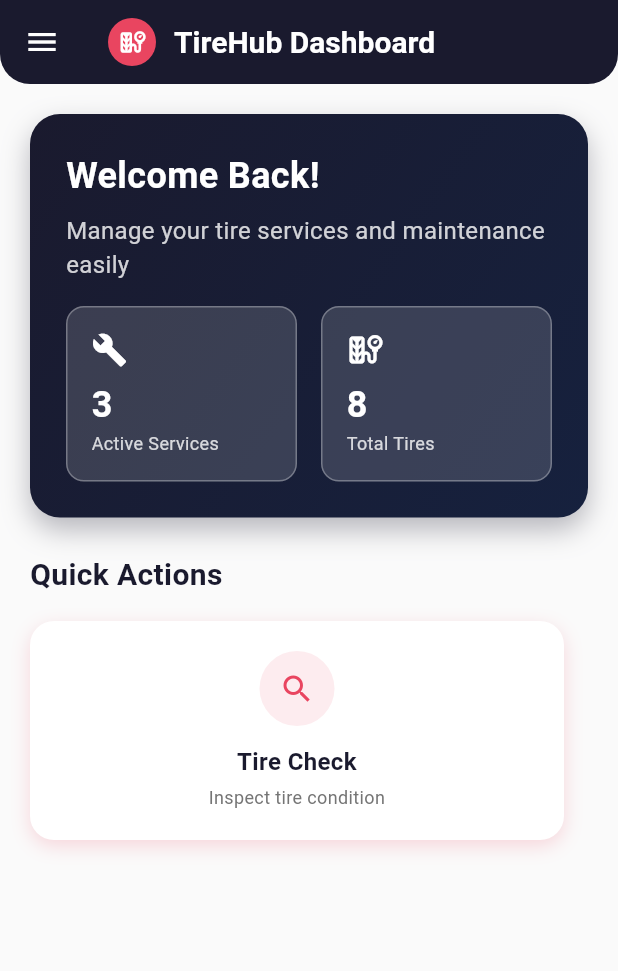
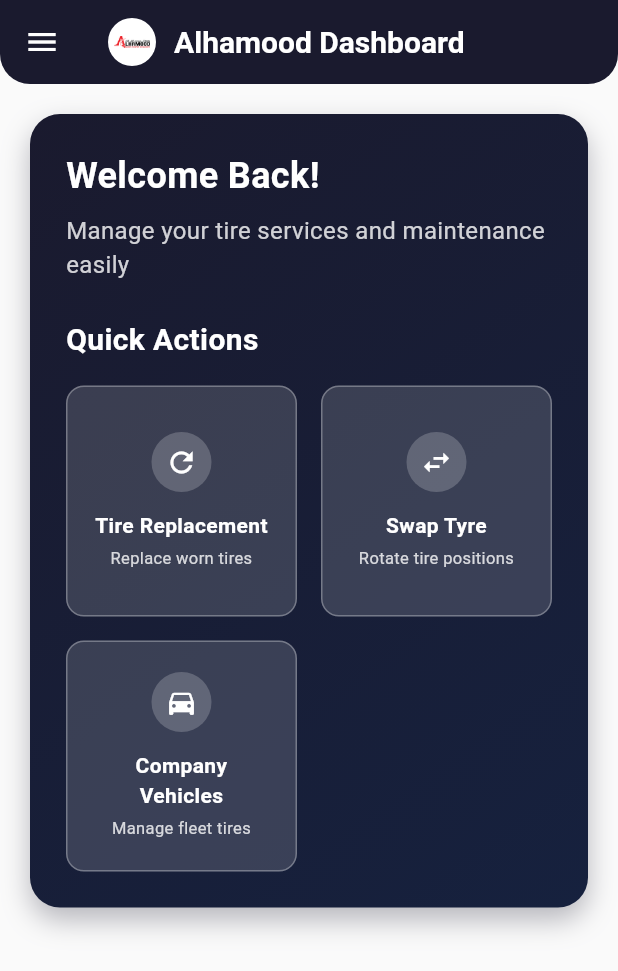
Before and after one commit to flutterdevalhamood/Al_Hamood, a Flutter app: the DashboardScreen screen opened by its route, on a phone screen of 412 x 824 dp. Shown: the top 971 px of the screen. Run offline on Flutter 3.47's test engine with Material 3 defaults, Android fonts, the phone set to English and light mode, and no system bars; our stand-ins replace cached_network_image, dio, flutter_bloc, flutter_image_compress, form_field_validator, freezed_annotation and 3 more; accounts and stored records are empty; generated files the repository leaves out were written again.

Commit message:
Fix : expiry alignment fix,drawer and dashboard changes

```diff
--- a/lib/src/screens/company_vehicle_screen.dart
+++ b/lib/src/screens/company_vehicle_screen.dart
@@ -644,7 +644,10 @@ class _CompanyVehicleScreenState extends State<CompanyVehicleScreen> {
                   ),
                 ),
                 const SizedBox(height: 4),
-                Row(
+                Wrap(
+                  spacing: 8,
+                  runSpacing: 4,
+                  crossAxisAlignment: WrapCrossAlignment.center,
                   children: [
                     Text(
                       formatDate(expiryDate),
@@ -657,7 +660,6 @@ class _CompanyVehicleScreenState extends State<CompanyVehicleScreen> {
                                 : Colors.green[700],
                       ),
                     ),
-                    const SizedBox(width: 8),
                     if (daysLeft.isNotEmpty)
                       Container(
                         padding: const EdgeInsets.symmetric(
@@ -821,7 +823,10 @@ class _CompanyVehicleScreenState extends State<CompanyVehicleScreen> {
                 ),
               ),
               const SizedBox(height: 2),
-              Row(
+              Wrap(
+                spacing: 8,
+                runSpacing: 4,
+                crossAxisAlignment: WrapCrossAlignment.center,
                 children: [
                   Text(
                     formatDate(date),
@@ -831,7 +836,6 @@ class _CompanyVehicleScreenState extends State<CompanyVehicleScreen> {
                       color: color[700],
                     ),
                   ),
-                  const SizedBox(width: 8),
                   if (daysLeft.isNotEmpty)
                     Container(
                       padding: const EdgeInsets.symmetric(
--- a/lib/src/screens/dashboard_screen.dart
+++ b/lib/src/screens/dashboard_screen.dart
@@ -1,4 +1,5 @@
 import 'package:flutter/material.dart';
+import 'package:sample/src/util/app_navigation.dart';
 import 'package:sample/src/util/app_routes.dart';
 import 'package:sample/src/widgets/drawer_widget.dart';
 
@@ -30,7 +31,7 @@ class _DashboardScreenState extends State<DashboardScreen> {
               style: TextStyle(color: darkBlue, fontWeight: FontWeight.bold),
             ),
             content: Text(
-              'Are you sure you want to logout from TireHub?',
+              'Are you sure you want to logout from Alhamood?',
               style: TextStyle(color: darkBlue),
             ),
             actions: [
@@ -75,17 +76,19 @@ class _DashboardScreenState extends State<DashboardScreen> {
                 width: 32,
                 height: 32,
                 decoration: BoxDecoration(
-                  color: primaryColor,
+                  color: Colors.white,
                   shape: BoxShape.circle,
                 ),
-                child: const Icon(
-                  Icons.tire_repair,
-                  size: 18,
-                  color: Colors.white,
+                child: Padding(
+                  padding: const EdgeInsets.all(4.0),
+                  child: Image.asset(
+                    'assets/images/logo.png',
+                    fit: BoxFit.contain,
+                  ),
                 ),
               ),
               const SizedBox(width: 12),
-              const Text('TireHub Dashboard'),
+              const Text('Alhamood Dashboard'),
             ],
           ),
           backgroundColor: darkBlue,
@@ -141,18 +144,6 @@ class _DashboardScreenState extends State<DashboardScreen> {
                         fontSize: 16,
                       ),
                     ),
-                    const SizedBox(height: 16),
-                    Row(
-                      children: [
-                        _buildStatCard('Active Services', '3', Icons.build),
-                        const SizedBox(width: 16),
-                        _buildStatCard('Total Tires', '8', Icons.tire_repair),
-                      ],
-                    ),
-                  ],
-                ),
-              ),
-
                     const SizedBox(height: 24),
 
                     // Quick Actions Section
@@ -161,29 +152,57 @@ class _DashboardScreenState extends State<DashboardScreen> {
                       style: TextStyle(
                         fontSize: 20,
                         fontWeight: FontWeight.bold,
-                  color: darkBlue,
+                        color: Colors.white,
                       ),
                     ),
                     const SizedBox(height: 16),
 
-              Row(
+                    // Quick Actions Grid - 2x2 layout
+                    GridView.count(
+                      crossAxisCount: 2,
+                      shrinkWrap: true,
+                      physics: NeverScrollableScrollPhysics(),
+                      crossAxisSpacing: 16,
+                      mainAxisSpacing: 16,
+                      childAspectRatio: 1.0,
                       children: [
-                  Expanded(
-                    child: _buildActionCard(
-                      'Tire Check',
-                      'Inspect tire condition',
-                      Icons.search,
-                      primaryColor,
+                        _buildQuickActionCard(
+                          'Tire Replacement',
+                          'Replace worn tires',
+                          Icons.refresh,
                           () {
-                        // Navigate to tire check
+                            NavigationService().pushNavigation(
+                              Screenroutes.tyreReplacementListScreen,
+                            );
                           },
                         ),
+                        _buildQuickActionCard(
+                          'Swap Tyre',
+                          'Rotate tire positions',
+                          Icons.swap_horiz,
+                          () {
+                            NavigationService().pushNavigation(
+                              Screenroutes.swapTyreListScreen,
+                            );
+                          },
                         ),
-                  const SizedBox(width: 16),
+                        _buildQuickActionCard(
+                          'Company Vehicles',
+                          'Manage fleet tires',
+                          Icons.directions_car,
+                          () {
+                            NavigationService().pushNavigation(
+                              Screenroutes.companyVehicleScreen,
+                            );
+                          },
+                        ),
                       ],
                     ),
+                  ],
+                ),
+              ),
 
-              const SizedBox(height: 16),
+              const SizedBox(height: 20),
             ],
           ),
         ),
@@ -191,8 +210,14 @@ class _DashboardScreenState extends State<DashboardScreen> {
     );
   }
 
-  Widget _buildStatCard(String title, String value, IconData icon) {
-    return Expanded(
+  Widget _buildQuickActionCard(
+    String title,
+    String subtitle,
+    IconData icon,
+    VoidCallback onTap,
+  ) {
+    return GestureDetector(
+      onTap: onTap,
       child: Container(
         padding: const EdgeInsets.all(16),
         decoration: BoxDecoration(
@@ -201,78 +226,34 @@ class _DashboardScreenState extends State<DashboardScreen> {
           border: Border.all(color: Colors.white.withOpacity(0.3), width: 1),
         ),
         child: Column(
-          crossAxisAlignment: CrossAxisAlignment.start,
-          children: [
-            Icon(icon, color: Colors.white, size: 24),
-            const SizedBox(height: 8),
-            Text(
-              value,
-              style: TextStyle(
-                color: Colors.white,
-                fontSize: 24,
-                fontWeight: FontWeight.bold,
-              ),
-            ),
-            Text(
-              title,
-              style: TextStyle(
-                color: Colors.white.withOpacity(0.8),
-                fontSize: 12,
-              ),
-            ),
-          ],
-        ),
-      ),
-    );
-  }
-
-  Widget _buildActionCard(
-    String title,
-    String subtitle,
-    IconData icon,
-    Color color,
-    VoidCallback onTap,
-  ) {
-    return GestureDetector(
-      onTap: onTap,
-      child: Container(
-        padding: const EdgeInsets.all(20),
-        decoration: BoxDecoration(
-          color: Colors.white,
-          borderRadius: BorderRadius.circular(16),
-          boxShadow: [
-            BoxShadow(
-              color: color.withOpacity(0.2),
-              blurRadius: 10,
-              offset: Offset(0, 4),
-            ),
-          ],
-        ),
-        child: Column(
+          mainAxisAlignment: MainAxisAlignment.center,
           children: [
             Container(
-              width: 50,
-              height: 50,
+              width: 40,
+              height: 40,
               decoration: BoxDecoration(
-                color: color.withOpacity(0.1),
+                color: Colors.white.withOpacity(0.2),
                 shape: BoxShape.circle,
               ),
-              child: Icon(icon, color: color, size: 24),
+              child: Icon(icon, color: Colors.white, size: 22),
             ),
             const SizedBox(height: 12),
             Text(
               title,
               style: TextStyle(
-                fontSize: 16,
+                fontSize: 14,
                 fontWeight: FontWeight.bold,
-                color: darkBlue,
+                color: Colors.white,
               ),
               textAlign: TextAlign.center,
             ),
             const SizedBox(height: 4),
             Text(
               subtitle,
-              style: TextStyle(fontSize: 12, color: Colors.grey[600]),
+              style: TextStyle(
+                fontSize: 11,
+                color: Colors.white.withOpacity(0.8),
+              ),
               textAlign: TextAlign.center,
             ),
           ],
--- a/lib/src/widgets/drawer_widget.dart
+++ b/lib/src/widgets/drawer_widget.dart
@@ -66,7 +66,7 @@ class _DrawerWidgetState extends State<DrawerWidget> {
                 style: TextStyle(color: darkBlue, fontWeight: FontWeight.bold),
               ),
               content: Text(
-                'Are you sure you want to logout from TireHub?',
+                'Are you sure you want to logout from Alhamood?',
                 style: TextStyle(color: darkBlue),
               ),
               actions: [
@@ -146,7 +146,7 @@ class _DrawerWidgetState extends State<DrawerWidget> {
         ),
       );
     } else {
-      // Default tire-themed avatar when no image is available
+      // Default user avatar when no image is available
       return Container(
         width: 60,
         height: 60,
@@ -162,7 +162,7 @@ class _DrawerWidgetState extends State<DrawerWidget> {
             ),
           ],
         ),
-        child: const Icon(Icons.tire_repair, size: 35, color: Colors.white),
+        child: const Icon(Icons.person, size: 35, color: Colors.white),
       );
     }
   }
@@ -191,17 +191,17 @@ class _DrawerWidgetState extends State<DrawerWidget> {
             child: ListView(
               padding: EdgeInsets.zero,
               children: [
-                // Header Section with TireHub branding
+                // Header Section with Alhamood branding
                 Container(
                   padding: const EdgeInsets.fromLTRB(24, 60, 24, 24),
                   child: Column(
                     children: [
-                      // App Logo
+                      // App Logo - Replaced with Alhamood logo
                       Container(
-                        width: 40,
-                        height: 40,
+                        width: 80,
+                        height: 80,
                         decoration: BoxDecoration(
-                          color: primaryColor,
+                          color: Colors.white,
                           shape: BoxShape.circle,
                           boxShadow: [
                             BoxShadow(
@@ -211,15 +211,17 @@ class _DrawerWidgetState extends State<DrawerWidget> {
                             ),
                           ],
                         ),
-                        child: const Icon(
-                          Icons.tire_repair,
-                          size: 25,
-                          color: Colors.white,
+                        child: Padding(
+                          padding: const EdgeInsets.all(8.0),
+                          child: Image.asset(
+                            'assets/images/logo.png',
+                            fit: BoxFit.contain,
+                          ),
                         ),
                       ),
                       const SizedBox(height: 12),
                       Text(
-                        'TireHub',
+                        'Alhamood',
                         style: TextStyle(
                           color: Colors.white,
                           fontSize: 20,
```
Lines whose indentation alone changed are shown as unchanged.
